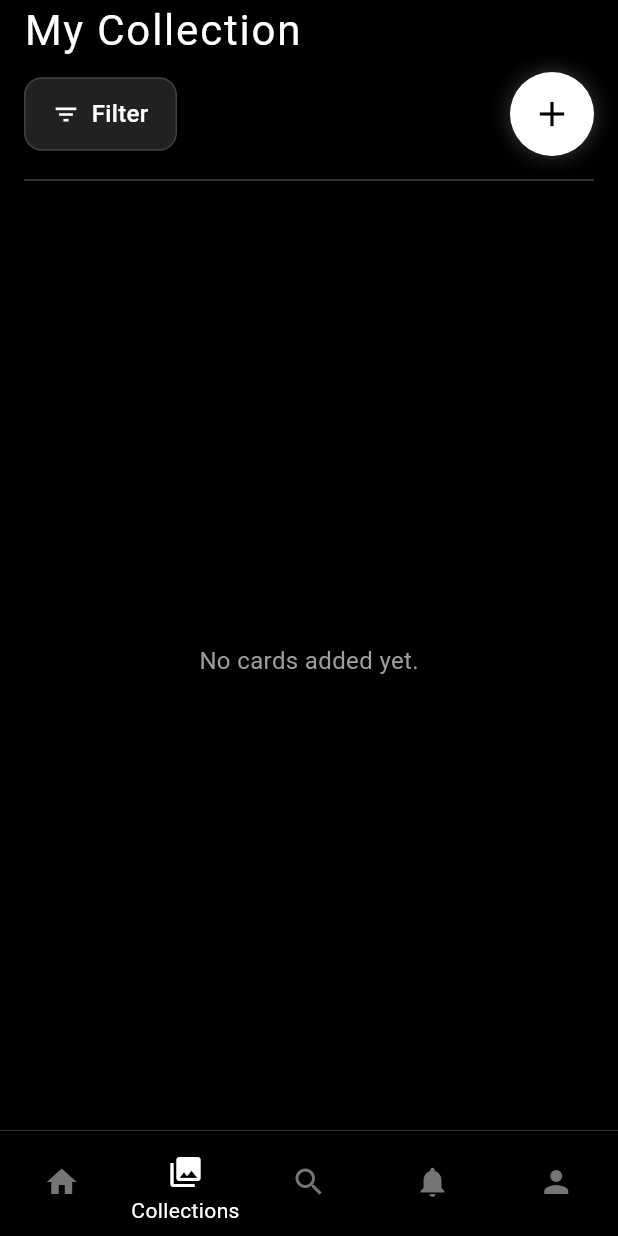
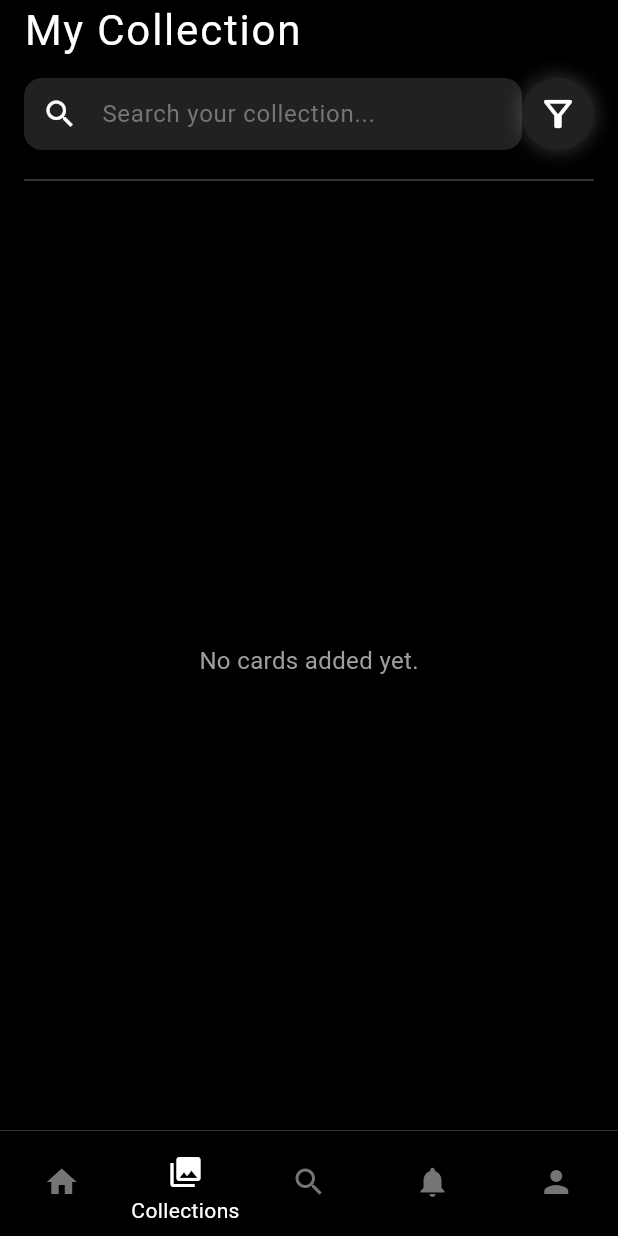
Before and after one commit to lee-ranaweer/holo, a Flutter app: the screen it shows once a user with an empty profile is signed in, item 2 of the bottom bar chosen, on a phone screen of 412 x 824 dp. Run offline on Flutter 3.47's test engine with Material 3 defaults, Android fonts, the phone set to English and light mode, and no system bars; our stand-ins replace cloud_firestore, firebase_auth, firebase_core, flutter_riverpod, go_router; accounts and stored records are empty.

Commit message:
Added search functionality to the collections page

```diff
--- a/lib/pages/collections_page.dart
+++ b/lib/pages/collections_page.dart
@@ -10,6 +10,7 @@ class CollectionsPage extends ConsumerWidget  {
   @override
   Widget build(BuildContext context, WidgetRef ref) {
     final collectionAsync = ref.watch(collectionProvider);
+    final filteredCollectionAsync = ref.watch(filteredCollectionProvider);
     final totalValue = ref.watch(portfolioValueProvider);
 
     return Scaffold(
@@ -33,28 +34,49 @@ class CollectionsPage extends ConsumerWidget  {
             Padding(
               padding: const EdgeInsets.symmetric(
                 horizontal: 16.0,
-                vertical: 8.0,
+                vertical: 12.0,
               ),
               child: Row(
                 children: [
-                  _buildButton(context, 'Filter', Icons.filter_list, () {
-                    // TODO: Add filter functionality.
-                  }),
-                  // SizedBox(width: 20),
-                  // _buildButton(context, 'Market', Icons.trending_up, () {
-                  //   // TODO: Add rec functionality.
-                  // }),
-                  Spacer(),
-                  // Plus button for adding cards
-                  GestureDetector(
+                  Expanded(
+                    child: TextField(
+                      style: const TextStyle(color: Colors.white),
+                      cursorColor: Colors.white,
+                      onSubmitted: (value) {
+                        ref.read(searchQueryProvider.notifier).state = value;
+                      },
+                      decoration: InputDecoration(
+                        filled: true,
+                        fillColor: Colors.grey.shade900,
+                        hintText: 'Search your collection...',
+                        hintStyle: TextStyle(color: Colors.grey.shade600),
+                        prefixIcon: const Icon(
+                          Icons.search,
+                          color: Colors.white,
+                        ),
+                        border: OutlineInputBorder(
+                          borderRadius: BorderRadius.circular(12.0),
+                          borderSide: BorderSide.none,
+                        ),
+                        contentPadding: const EdgeInsets.symmetric(
+                          vertical: 12.0,
+                          horizontal: 16.0,
+                        ),
+                      ),
+                    ),
+                  ),
+                  // Filter Button
+                  FittedBox(
+                    fit: BoxFit.scaleDown,
+                    child: GestureDetector(
                       onTap: () {
-                      context.go('/search');
+                        // TODO: Implement collection filter
                       },
                       child: Container(
-                      padding: const EdgeInsets.all(14.0),
+                        padding: const EdgeInsets.all(10.0),
                         decoration: BoxDecoration(
                           shape: BoxShape.circle,
-                        color: Colors.white,
+                          color: Colors.grey.shade900,
                           boxShadow: [
                             BoxShadow(
                               color: Colors.white.withOpacity(0.2),
@@ -64,12 +86,38 @@ class CollectionsPage extends ConsumerWidget  {
                           ],
                         ),
                         child: const Icon(
-                        Icons.add,
+                          Icons.filter_alt_outlined,
                           size: 28,
-                        color: Colors.black,
+                          color: Colors.white,
                         ),
                       ),
                     ),
+                  ),
+                  // Plus button for adding cards
+                  // GestureDetector(
+                  //   onTap: () {
+                  //     context.go('/search');
+                  //   },
+                  //   child: Container(
+                  //     padding: const EdgeInsets.all(14.0),
+                  //     decoration: BoxDecoration(
+                  //       shape: BoxShape.circle,
+                  //       color: Colors.white,
+                  //       boxShadow: [
+                  //         BoxShadow(
+                  //           color: Colors.white.withOpacity(0.2),
+                  //           blurRadius: 10,
+                  //           spreadRadius: 1,
+                  //         ),
+                  //       ],
+                  //     ),
+                  //     child: const Icon(
+                  //       Icons.add,
+                  //       size: 28,
+                  //       color: Colors.black,
+                  //     ),
+                  //   ),
+                  // ),
                 ],
               ),
             ),
@@ -82,7 +130,7 @@ class CollectionsPage extends ConsumerWidget  {
 
             // Empty collection placeholder
             Expanded(
-              child: collectionAsync.when(
+              child: filteredCollectionAsync.when(
                 loading: () => const Center(child: CircularProgressIndicator()),
                 error: (error, _) => Center(child: Text('Error: $error')),
                 data: (cards) => _buildCollectionList(cards),
--- a/lib/services/auth_service.dart
+++ b/lib/services/auth_service.dart
@@ -24,6 +24,25 @@ final userProfileProvider = StreamProvider.autoDispose((ref) {
 
 final collectionServiceProvider = Provider<CollectionService>((ref) {
   return CollectionService();
+});
+
+final searchQueryProvider = StateProvider<String>((ref) => '');
+
+final filteredCollectionProvider = Provider<AsyncValue<List<Map<String, dynamic>>>>((ref) {
+  final collectionAsync = ref.watch(collectionProvider);
+  final query = ref.watch(searchQueryProvider).toLowerCase().trim();
+
+  return collectionAsync.when(
+    data: (cards) {
+      if (query.isEmpty) return AsyncData(cards);
+      final filtered = cards.where((card) =>
+        card['name'].toLowerCase().contains(query)
+      ).toList();
+      return AsyncData(filtered);
+    },
+    loading: () => const AsyncLoading(),
+    error: (error, stackTrace) => AsyncError(error, stackTrace),
+  );
 });
 
 class CollectionService {
```
Lines whose indentation alone changed are shown as unchanged.
